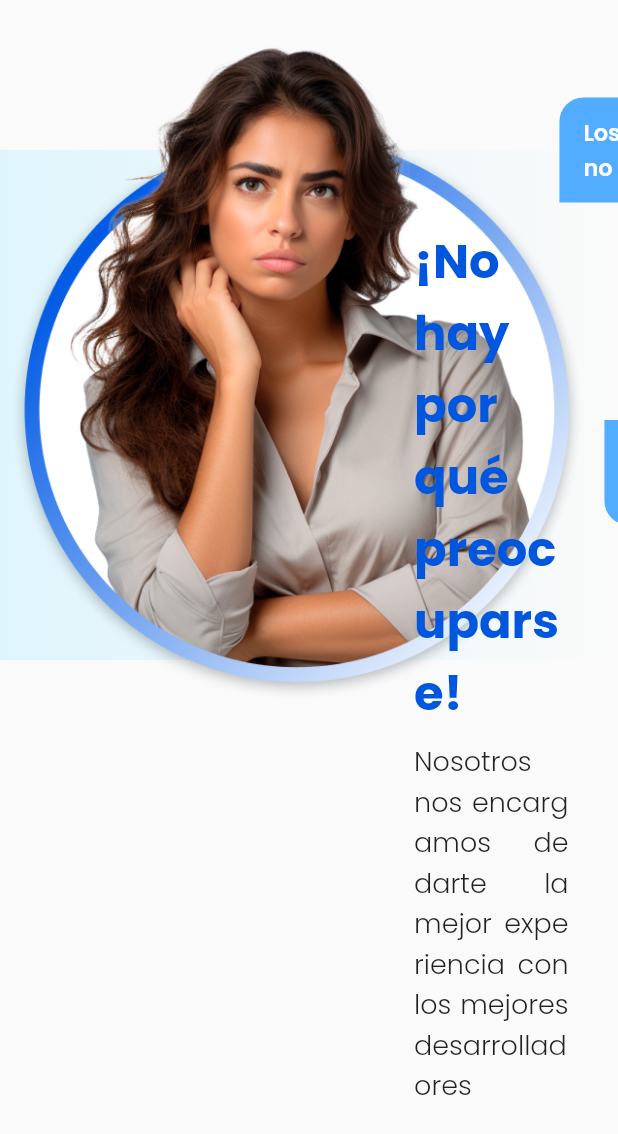
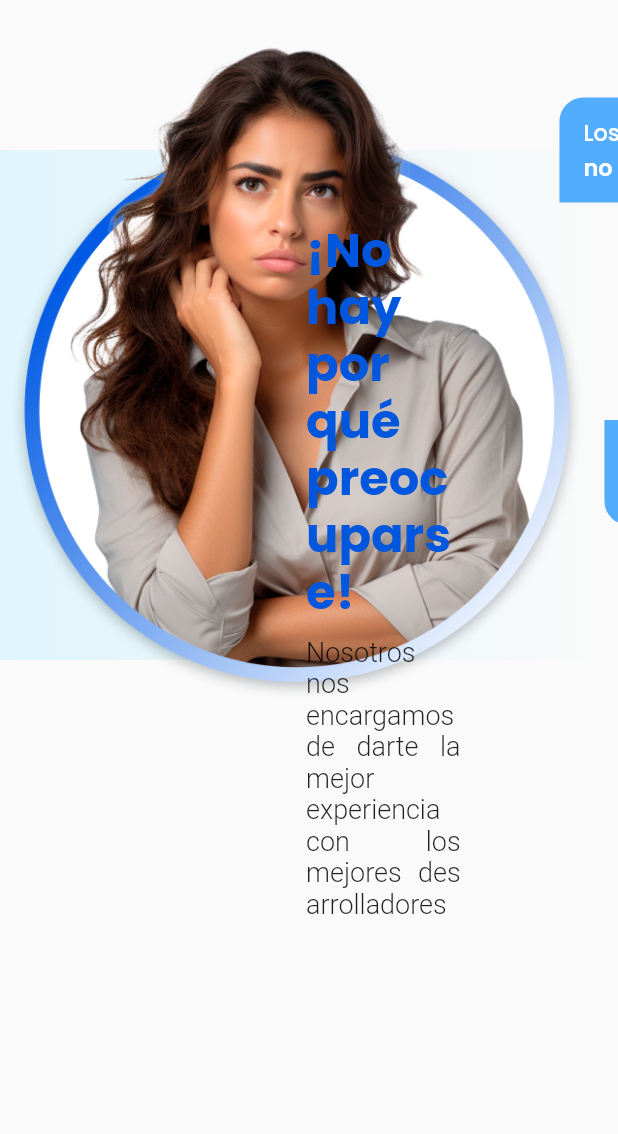
Before and after one commit to nestorsgarzonc/kalo_landing, a Flutter app: the DontWorryWidget widget shown alone on an empty page, opened directly, on a phone screen of 412 x 824 dp. Shown: the top 1134 px of the screen. Run offline on Flutter 3.47's test engine with Material 2 defaults, Android fonts, the phone set to English and light mode, and no system bars; our stand-ins replace google_fonts.

Commit message:
some improvements

```diff
--- a/lib/ui/screens/widgets/dont_worry_widget.dart
+++ b/lib/ui/screens/widgets/dont_worry_widget.dart
@@ -34,12 +34,26 @@ class DontWorryWidget extends StatelessWidget {
             top: -35,
             left: 340,
             child: ChatBubble(
-              child: Text(
-                'Los programadores no me dan garantías',
+              child: RichText(
+                text: TextSpan(
+                  children: [
+                    TextSpan(
+                      text: 'Los programadores ',
+                      style: KaloTheme.textStyle.copyWith(
+                        color: Colors.white,
+                        fontSize: 15,
+                        fontWeight: FontWeight.w500,
+                      ),
+                    ),
+                    TextSpan(
+                      text: 'no me dan garantías',
                       style: KaloTheme.textStyle.copyWith(
                         color: Colors.white,
                         fontSize: 15,
                         fontWeight: FontWeight.w600,
+                      ),
+                    ),
+                  ],
                 ),
               ),
             ),
@@ -51,12 +65,34 @@ class DontWorryWidget extends StatelessWidget {
               color: KaloTheme.primaryColor,
               width: 260,
               height: 80,
-              child: Text(
-                'Quisiera mejorar los procesos de mi empresa',
+              child: RichText(
+                text: TextSpan(
+                  children: [
+                    TextSpan(
+                      text: 'Quisiera ',
+                      style: KaloTheme.textStyle.copyWith(
+                        color: Colors.white,
+                        fontSize: 18,
+                        fontWeight: FontWeight.w500,
+                      ),
+                    ),
+                    TextSpan(
+                      text: 'mejorar los procesos ',
                       style: KaloTheme.textStyle.copyWith(
                         color: Colors.white,
                         fontSize: 18,
                         fontWeight: FontWeight.w600,
+                      ),
+                    ),
+                    TextSpan(
+                      text: 'de mi empresa',
+                      style: KaloTheme.textStyle.copyWith(
+                        color: Colors.white,
+                        fontSize: 18,
+                        fontWeight: FontWeight.w500,
+                      ),
+                    ),
+                  ],
                 ),
               ),
             ),
@@ -70,18 +106,32 @@ class DontWorryWidget extends StatelessWidget {
                 bottomRight: Radius.circular(16),
                 bottomLeft: Radius.circular(16),
               ),
-              child: Text(
-                'Nunca consigo el personal que necesito',
+              child: RichText(
+                text: TextSpan(
+                  children: [
+                    TextSpan(
+                      text: 'Nunca consigo ',
                       style: KaloTheme.textStyle.copyWith(
                         color: Colors.white,
-                  fontSize: 16,
+                        fontSize: 15,
                         fontWeight: FontWeight.w600,
+                      ),
+                    ),
+                    TextSpan(
+                      text: 'el personal que necesito',
+                      style: KaloTheme.textStyle.copyWith(
+                        color: Colors.white,
+                        fontSize: 15,
+                        fontWeight: FontWeight.w500,
+                      ),
+                    ),
+                  ],
                 ),
               ),
             ),
           ),
           Positioned(
-            right: 0,
+            right: 72,
             top: 50,
             width: MediaQuery.of(context).size.width * 0.25,
             child: Column(
@@ -91,15 +141,19 @@ class DontWorryWidget extends StatelessWidget {
                   '¡No hay por qué preocuparse!',
                   style: KaloTheme.textStyle.copyWith(
                     fontSize: 32,
-                    fontWeight: FontWeight.w700,
+                    fontWeight: FontWeight.bold,
                     color: KaloTheme.primaryColor,
+                    height: 1.2,
                   ),
                 ),
                 const SizedBox(height: 8),
                 Text(
                   'Nosotros nos encargamos de darte la mejor experiencia con los mejores desarrolladores ',
                   textAlign: TextAlign.justify,
-                  style: KaloTheme.textStyle.copyWith(fontSize: 18, fontWeight: FontWeight.w300),
+                  style: KaloTheme.acuminTextStyle.copyWith(
+                    fontSize: 18,
+                    fontWeight: FontWeight.w300,
+                  ),
                 ),
               ],
             ),
--- a/lib/ui/screens/widgets/methodology_widget.dart
+++ b/lib/ui/screens/widgets/methodology_widget.dart
@@ -20,9 +20,9 @@ class MethodologyWidget extends StatelessWidget {
         Text(
           'Nuestro proceso de elaboración de proyectos está \nestructurado de modo en que no te tengas que preocupar',
           textAlign: TextAlign.center,
-          style: KaloTheme.textStyle.copyWith(fontSize: 18, fontWeight: FontWeight.w300),
+          style: KaloTheme.acuminTextStyle.copyWith(fontSize: 18, fontWeight: FontWeight.w300),
         ),
-        const SizedBox(height: 80),
+        const SizedBox(height: 140),
         Stack(
           clipBehavior: Clip.none,
           children: [
--- a/lib/ui/theme.dart
+++ b/lib/ui/theme.dart
@@ -9,11 +9,13 @@ class KaloTheme {
   static final theme = ThemeData(
     colorScheme: ColorScheme.fromSeed(seedColor: Colors.deepPurple),
     textTheme: GoogleFonts.poppinsTextTheme(ThemeData.light().textTheme),
-
   );
 
   static final textStyle = GoogleFonts.poppins(
     fontSize: 18,
-    fontWeight: FontWeight.w500,
+  );
+
+  static final acuminTextStyle = GoogleFonts.roboto(
+    fontSize: 18,
   );
 }
```
Also changed, not shown: lib/ui/screens/widgets/developers_widget.dart (+7 -4 lines), lib/ui/screens/widgets/header.dart (+15 -13 lines), lib/ui/screens/widgets/popular_services.dart (+41 -14 lines), lib/ui/screens/widgets/services_widget.dart (+34 -16 lines), assets/images/technologies.png. Lines whose indentation alone changed are shown as unchanged.
